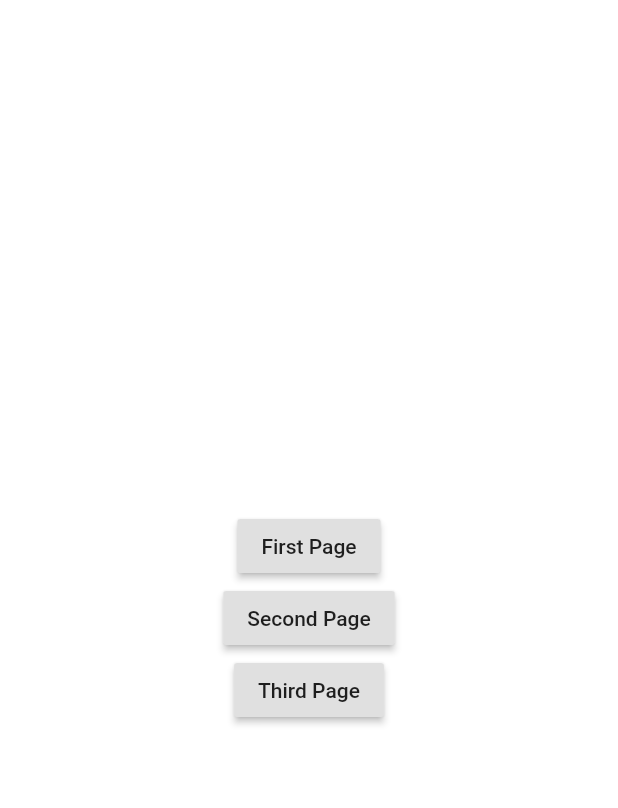
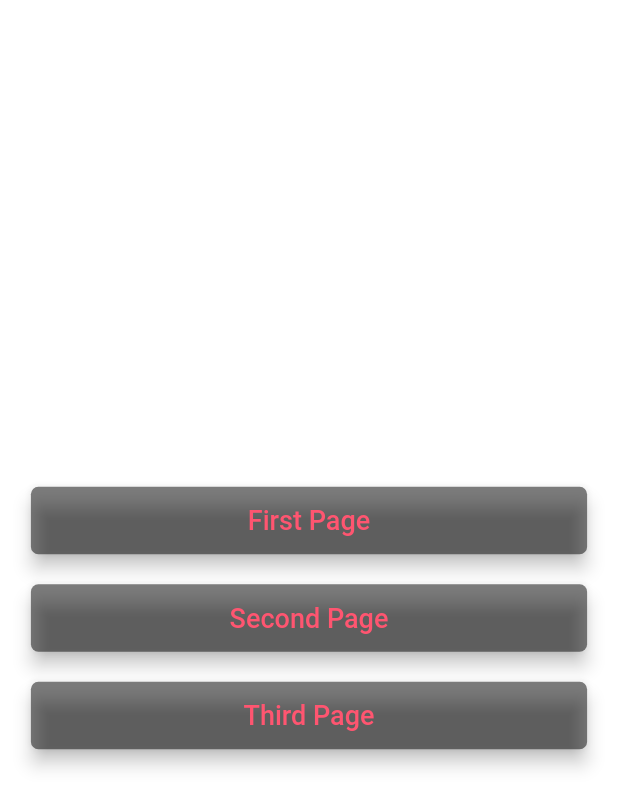
Before and after one commit to ekoRemDev/new_gui, a Flutter app: the screen it shows after launch, on a phone screen of 412 x 824 dp. Shown: the top 808 px of the screen. Run offline on Flutter 3.47's test engine with Material 2 defaults, Android fonts, the phone set to English and light mode, and no system bars.

Commit message:
main page correction

```diff
--- a/lib/main.dart
+++ b/lib/main.dart
@@ -19,35 +19,131 @@ class MyApp extends StatelessWidget {
 }
 
 class MyHome extends StatelessWidget {
+
+  double _fontSize = 18.00;
+
+
   @override
   Widget build(BuildContext context) {
-    return Row(
+    return Scaffold(
+      backgroundColor: Colors.white,
+      body: Row(
         mainAxisAlignment: MainAxisAlignment.center,
         children: [
           Column(
             mainAxisAlignment: MainAxisAlignment.center,
             children: [
-            RaisedButton(
-              onPressed: () {
+
+              Row(
+                mainAxisAlignment: MainAxisAlignment.center,
+                children: [
+                  Container(
+                    // height: MediaQuery.of(context).size.height * 0.055,
+                    height: 45,
+                    width: MediaQuery.of(context).size.width * 0.90,
+                    child: ButtonTheme(
+                      highlightColor: Colors.red,
+                      splashColor: Colors.green,
+                      minWidth: MediaQuery.of(context).size.width,
+                      child: RaisedButton(
+                        elevation: 5,
+                        color: Color(0xff030303).withOpacity(0.5),
+                        shape: RoundedRectangleBorder(
+                          borderRadius: new BorderRadius.circular(5.0),
+                          // side: BorderSide(color: Colors.white),
+                        ),
+                        onPressed: (){
                           Navigator.of(context).pushNamed("/FirstPage");
                         },
-              child: Text("First Page"),
+                        child: Text(
+                          "First Page",
+                          textAlign: TextAlign.center,
+                          maxLines: 1,
+                          style: TextStyle(fontSize: _fontSize, color: Color(0xffff5570)),),
                       ),
-            RaisedButton(
-              onPressed: () {
+                    ),
+                  ),
+                ],
+              ),
+
+              SizedBox(height: 20),
+
+              Row(
+                mainAxisAlignment: MainAxisAlignment.center,
+                children: [
+
+                  Container(
+                    // height: MediaQuery.of(context).size.height * 0.055,
+                    height: 45,
+                    width: MediaQuery.of(context).size.width * 0.90,
+                    child: ButtonTheme(
+                      highlightColor: Colors.red,
+                      splashColor: Colors.green,
+                      minWidth: MediaQuery.of(context).size.width,
+                      child: RaisedButton(
+                        elevation: 5,
+                        color: Color(0xff030303).withOpacity(0.5),
+                        shape: RoundedRectangleBorder(
+                          borderRadius: new BorderRadius.circular(5.0),
+                          // side: BorderSide(color: Colors.white),
+                        ),
+                        onPressed: (){
                           Navigator.of(context).pushNamed("/SecondPage");
                         },
-              child: Text("Second Page"),
+                        child: Text(
+                          "Second Page",
+                          textAlign: TextAlign.center,
+                          maxLines: 1,
+                          style: TextStyle(fontSize: _fontSize, color: Color(0xffff5570)),),
                       ),
-            RaisedButton(
-              onPressed: () {
+                    ),
+                  ),
+
+                ],
+              ),
+
+              SizedBox(height: 20),
+
+              Row(
+                mainAxisAlignment: MainAxisAlignment.center,
+                children: [
+
+                  Container(
+                    // height: MediaQuery.of(context).size.height * 0.055,
+                    height: 45,
+                    width: MediaQuery.of(context).size.width * 0.90,
+                    child: ButtonTheme(
+                      highlightColor: Colors.red,
+                      splashColor: Colors.green,
+                      minWidth: MediaQuery.of(context).size.width,
+                      child: RaisedButton(
+                        elevation: 5,
+                        color: Color(0xff030303).withOpacity(0.5),
+                        shape: RoundedRectangleBorder(
+                          borderRadius: new BorderRadius.circular(5.0),
+                          // side: BorderSide(color: Colors.white),
+                        ),
+                        onPressed: (){
                           Navigator.of(context).pushNamed("/ThirdPage");
                         },
-              child: Text("Third Page"),
-            )
+                        child: Text(
+                          "Third Page",
+                          textAlign: TextAlign.center,
+                          maxLines: 1,
+                          style: TextStyle(fontSize: _fontSize, color: Color(0xffff5570)),),
+                      ),
+                    ),
+                  ),
+
+                ],
+              ),
+
+
+
             ],
           ),
         ],
+      ),
     );
   }
 }
```
Lines whose indentation alone changed are shown as unchanged.
